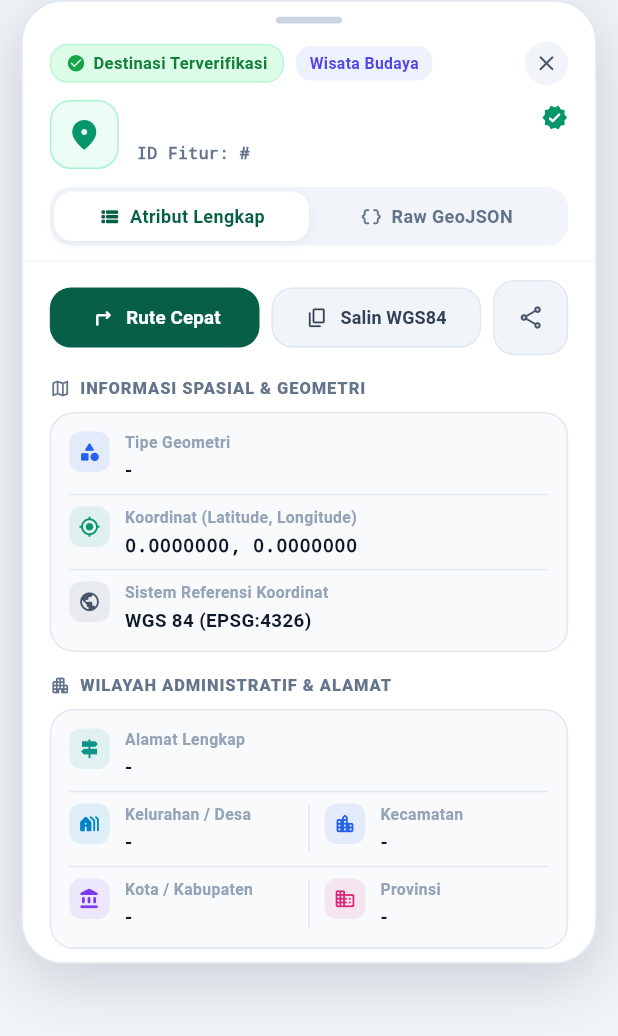
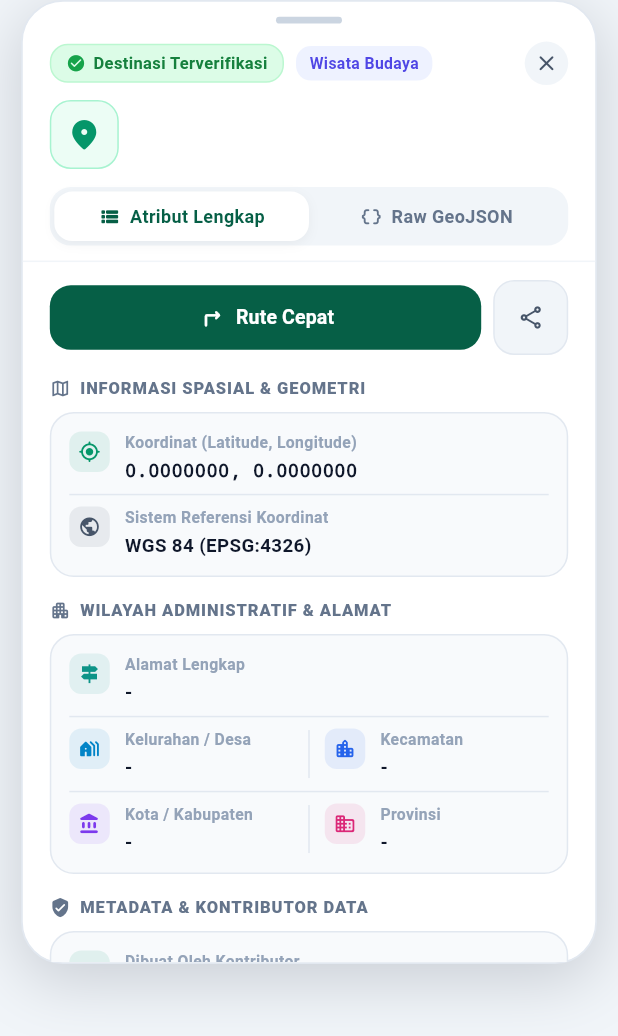
Before and after one commit to muhammadfadhilatulhajj/Geo_mapid_apps, a Flutter app: the FeatureDetailSheet widget shown alone on an empty page, opened directly with empty values, on a phone screen of 412 x 824 dp. Shown: the top 1036 px of the screen. Run offline on Flutter 3.47's test engine with Material 3 defaults, Android fonts, the phone set to English and light mode, and no system bars; our stand-ins replace dartz, dio, equatable, flutter_bloc, flutter_dotenv, geolocator and 1 more; missing offline and left inert: maplibre_gl; network calls fail.

Commit message:
refactor(ui): remove feature id, verified icon, copy wgs84, geometry type, and bottom navigation menu

```diff
--- a/lib/features/map_viewer/presentation/widgets/feature_detail_sheet.dart
+++ b/lib/features/map_viewer/presentation/widgets/feature_detail_sheet.dart
@@ -160,12 +160,6 @@
                     ),
                     const SizedBox(width: 12),
                     Expanded(
-                      child: Column(
-                        crossAxisAlignment: CrossAxisAlignment.start,
-                        children: [
-                          Row(
-                            children: [
-                              Expanded(
                       child: Text(
                         feature.name,
                         style: const TextStyle(
@@ -175,28 +169,6 @@
                           letterSpacing: -0.3,
                           height: 1.25,
                         ),
-                                ),
-                              ),
-                              const Icon(
-                                Icons.verified_rounded,
-                                size: 18,
-                                color: Color(0xFF059669),
-                              ),
-                            ],
-                          ),
-                          const SizedBox(height: 4),
-                          Text(
-                            'ID Fitur: #${feature.id}',
-                            style: const TextStyle(
-                              fontSize: 11,
-                              fontWeight: FontWeight.w600,
-                              color: Color(0xFF64748B),
-                              fontFamily: 'monospace',
-                            ),
-                            maxLines: 1,
-                            overflow: TextOverflow.ellipsis,
-                          ),
-                        ],
                       ),
                     ),
                   ],
@@ -350,13 +322,12 @@
         Row(
           children: [
             Expanded(
-              flex: 5,
               child: ElevatedButton.icon(
                 style: ElevatedButton.styleFrom(
                   backgroundColor: const Color(0xFF065F46),
                   foregroundColor: Colors.white,
                   elevation: 0,
-                  padding: const EdgeInsets.symmetric(vertical: 11),
+                  padding: const EdgeInsets.symmetric(vertical: 12),
                   shape: RoundedRectangleBorder(
                     borderRadius: BorderRadius.circular(14),
                   ),
@@ -370,46 +341,10 @@
                     ),
                   );
                 },
-                icon: const Icon(Icons.turn_right_rounded, size: 17),
+                icon: const Icon(Icons.turn_right_rounded, size: 18),
                 label: const Text(
                   'Rute Cepat',
-                  style: TextStyle(fontWeight: FontWeight.w700, fontSize: 12.5),
-                ),
-              ),
-            ),
-            const SizedBox(width: 8),
-            Expanded(
-              flex: 5,
-              child: OutlinedButton.icon(
-                style: OutlinedButton.styleFrom(
-                  backgroundColor: const Color(0xFFF1F5F9),
-                  foregroundColor: const Color(0xFF334155),
-                  side: const BorderSide(color: Color(0xFFE2E8F0)),
-                  elevation: 0,
-                  padding: const EdgeInsets.symmetric(vertical: 11),
-                  shape: RoundedRectangleBorder(
-                    borderRadius: BorderRadius.circular(14),
-                  ),
-                ),
-                onPressed: () {
-                  HapticFeedback.selectionClick();
-                  Clipboard.setData(
-                    ClipboardData(
-                      text: '${feature.latitude}, ${feature.longitude}',
-                    ),
-                  );
-                  ScaffoldMessenger.of(context).showSnackBar(
-                    const SnackBar(
-                      content: Text('Koordinat WGS84 disalin!'),
-                      duration: Duration(seconds: 1),
-                      behavior: SnackBarBehavior.floating,
-                    ),
-                  );
-                },
-                icon: const Icon(Icons.copy_rounded, size: 15),
-                label: const Text(
-                  'Salin WGS84',
-                  style: TextStyle(fontWeight: FontWeight.w600, fontSize: 12),
+                  style: TextStyle(fontWeight: FontWeight.w700, fontSize: 13),
                 ),
               ),
             ),
@@ -442,13 +377,6 @@
           ),
           child: Column(
             children: [
-              _buildFieldRow(
-                icon: Icons.category_rounded,
-                label: 'Tipe Geometri',
-                value: feature.geometryType,
-                color: const Color(0xFF2563EB),
-              ),
-              const Divider(color: Color(0xFFE2E8F0), height: 16),
               _buildFieldRow(
                 icon: Icons.my_location_rounded,
                 label: 'Koordinat (Latitude, Longitude)',
```
Also changed, not shown: lib/features/map_viewer/presentation/pages/map_page.dart (+0 -49 lines). Lines whose indentation alone changed are shown as unchanged.
